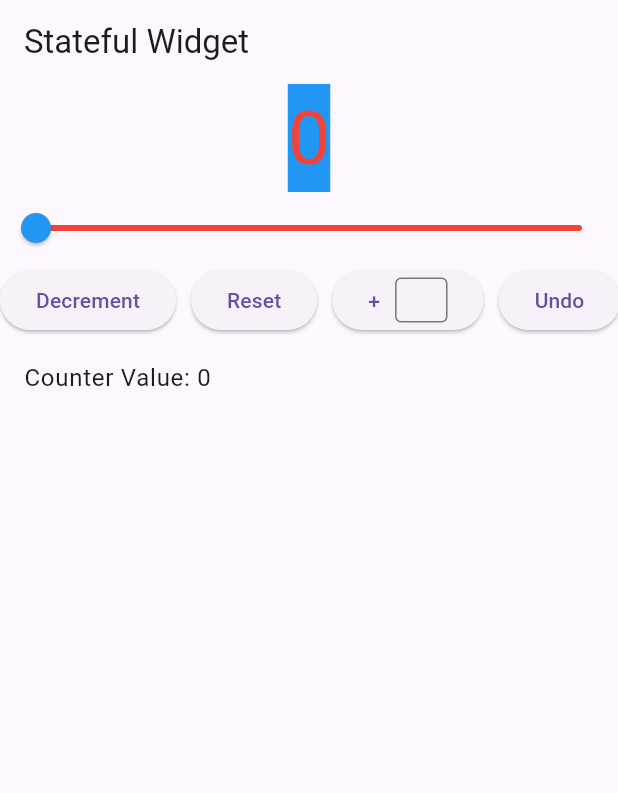
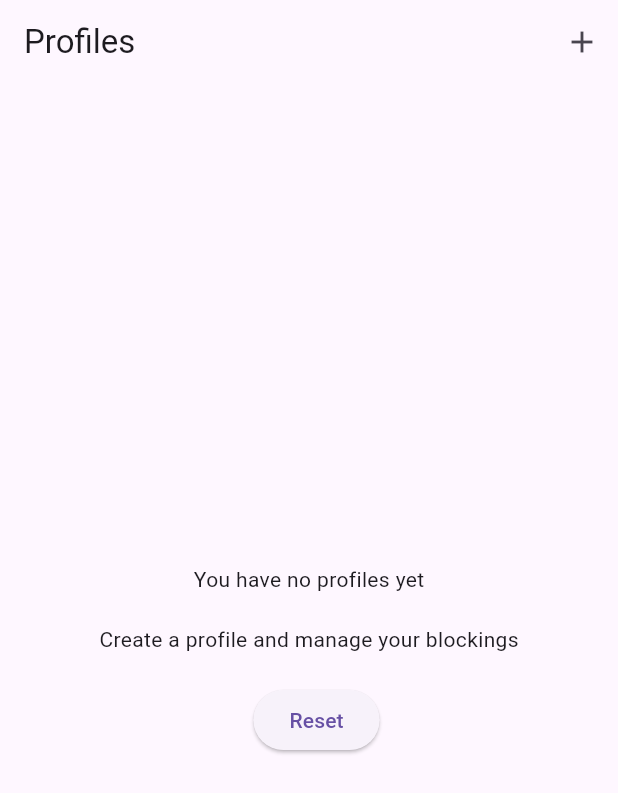
Before and after one commit to navedn/octo-couscous, a Flutter app: the screen it shows after launch, after a tap on "Reset", on a phone screen of 412 x 824 dp. Shown: the top 793 px of the screen. Run offline on Flutter 3.47's test engine with Material 3 defaults, Android fonts, the phone set to English and light mode, and no system bars.

Commit message:
Creates placeholder for profiles screen

```diff
--- a/lib/main.dart
+++ b/lib/main.dart
@@ -9,9 +9,17 @@ class MyApp extends StatelessWidget {
   @override
   Widget build(BuildContext context) {
     return MaterialApp(
-      title: 'Trivia Quiz App',
+      title: 'App Blocker App',
       theme: ThemeData(primarySwatch: Colors.blue),
-      home: ProfileScreen(),
+      initialRoute: '/',
+      routes: {
+        '/': (context) => ProfileScreen(),
+        // '/login': (context) => LoginScreen(),
+        // '/register': (context) => RegisterScreen(),
+        // '/home': (context) => HomeScreen(),
+        // '/profile': (context) => ProfileScreen(),
+        // '/settings': (context) => SettingsScreen(),
+      },
     );
   }
 }
--- a/lib/screens/profile_screen.dart
+++ b/lib/screens/profile_screen.dart
@@ -8,186 +8,45 @@ class ProfileScreen extends StatefulWidget {
 }
 
 class _ProfileScreenState extends State<ProfileScreen> {
-//initial couter value
-  int _counter = 20;
-  final TextEditingController _controller = TextEditingController();
-  final List<int> _counterHistory = [];
-  final ScrollController _scrollController = ScrollController();
-
   @override
   Widget build(BuildContext context) {
     return Scaffold(
       appBar: AppBar(
-        title: const Text('Stateful Widget'),
+        title: const Text('Profiles'),
+        actions: [
+          IconButton(
+              onPressed: DoNothingAction.new, icon: const Icon(Icons.add))
+        ],
       ),
       body: Column(
         mainAxisAlignment: MainAxisAlignment.center,
         children: [
-          Center(
-            child: Container(
-              color: Colors.blue,
-              child: Text(
-//displays the current number
-                '$_counter',
-                style: TextStyle(
-                  fontSize: 50.0,
-                  // I love ternary operators!!!!!
-                  color: _counter == 0
-                      ? Colors.red
-                      : _counter >= 50
-                          ? Colors.green
-                          : Colors.black,
+          Column(
+            children: [
+              Text("You have no profiles yet"),
+              SizedBox(
+                height: 20,
               ),
-              ),
-            ),
-          ),
-          Slider(
-            min: 0,
-            max: 100,
-            value: _counter.toDouble(),
-            onChanged: (double value) {
-              setState(() {
-                if (_counter >= 0) _counter = value.toInt();
-              });
-              _checkForSuccess();
-            },
-            activeColor: Colors.blue,
-            inactiveColor: Colors.red,
+              Text("Create a profile and manage your blockings"),
+              SizedBox(
+                height: 20,
               ),
               Row(
                 mainAxisAlignment: MainAxisAlignment.center,
                 children: [
-              ElevatedButton(
-                child: Text('Decrement'),
-                onPressed: () {
-                  setState(() {
-                    if (_counter > 0) {
-                      _counter -= 1;
-                      _addToHistory();
-                      _checkForSuccess();
-                    }
-                  });
-                },
-              ),
                   SizedBox(width: 10), // Sets space between the buttons
                   ElevatedButton(
                     child: Text('Reset'),
                     onPressed: () {
-                  setState(() {
-                    _counter = 0;
-                    _addToHistory();
-                  });
+                      setState(() {});
                     },
-              ),
-              SizedBox(width: 10),
-              ElevatedButton(
-                onPressed: () {
-                  setState(() {
-                    int incrementValue = int.tryParse(_controller.text) ??
-                        0; // Validate and convert input
-                    if (_counter + incrementValue <= 100) {
-                      _counter +=
-                          incrementValue; // Increment by the entered value
-                      _addToHistory();
-                      _checkForSuccess();
-                    } else {
-                      _counter = 100;
-                      _addToHistory();
-                    }
-                    if (_counter == 100) {
-                      ScaffoldMessenger.of(context).showSnackBar(
-                        SnackBar(
-                          content: Text('Maximum limit reached!'),
-                          duration: Duration(seconds: 2),
-                        ),
-                      );
-                      _checkForSuccess();
-                    }
-                  });
-                },
-                child: Row(
-                  children: [
-                    Text('+'),
-                    SizedBox(
-                        width: 10), // Space between text field and button label
-                    Container(
-                      width: 35, // Width of the text field inside the button
-                      height: 30, // Height of the text field inside the button
-                      child: TextField(
-                        controller: _controller,
-                        keyboardType: TextInputType.number, // Numeric keyboard
-                        decoration: InputDecoration(
-                          hintText: '',
-                          contentPadding: EdgeInsets.symmetric(horizontal: 8),
-                          border: OutlineInputBorder(),
-                        ),
-                      ),
                   ),
                 ],
               ),
-              ),
-              SizedBox(width: 10),
-
-              ElevatedButton(
-                  child: Text('Undo'),
-                  onPressed: () {
-                    setState(() {
-                      if (_counterHistory.length > 1) {
-                        _counterHistory.removeLast();
-                        _counter = _counterHistory.last; // Revert to last value
-                      }
-                    });
-                  })
             ],
-          ),
-          Expanded(
-            child: ListView.builder(
-              controller: _scrollController,
-              itemCount: _counterHistory.length,
-              itemBuilder: (context, index) {
-                return ListTile(
-                  title: Text('Counter Value: ${_counterHistory[index]}'),
-                );
-              },
-            ),
-          ),
-        ],
-      ),
-    );
-  }
-
-  void _addToHistory() {
-    _counterHistory.add(_counter);
-
-    // After the history is updated, scroll to the bottom
-    Future.delayed(Duration(milliseconds: 100), () {
-      if (_scrollController.hasClients) {
-        _scrollController.animateTo(
-          _scrollController.position.maxScrollExtent,
-          duration: Duration(milliseconds: 300),
-          curve: Curves.easeOut,
-        );
-      }
-    });
-  }
-
-  void _checkForSuccess() {
-    if (_counter == 50 || _counter == 100) {
-      showDialog(
-        context: context,
-        builder: (context) => AlertDialog(
-          title: Text('Congratulations!'),
-          content: Text('You have reached the target value of $_counter!'),
-          actions: [
-            TextButton(
-              onPressed: () {
-                Navigator.of(context).pop();
-              },
-              child: Text('OK'),
           ),
         ],
       ),
     );
   }
 }
-}
```
Lines whose indentation alone changed are shown as unchanged.
